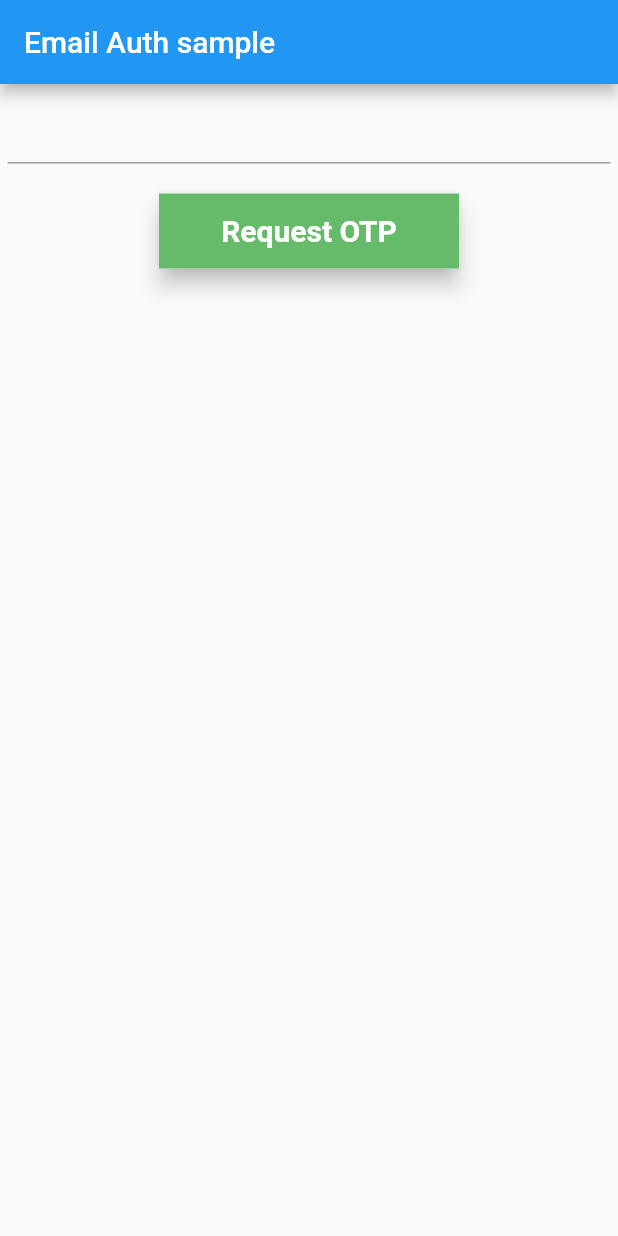
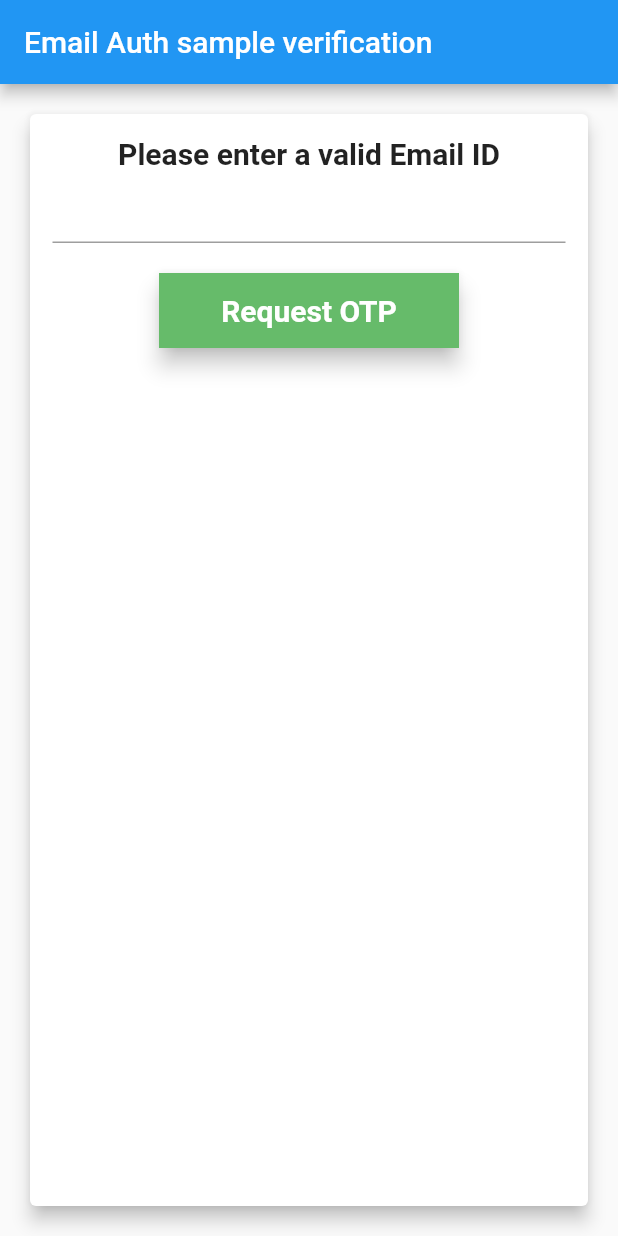
Before and after one commit to saran-surya/email_auth, a Flutter app: the screen it shows after launch, after a tap on "Request OTP", on a phone screen of 412 x 824 dp. Run offline on Flutter 3.47's test engine with Material 2 defaults, Android fonts, the phone set to English and light mode, and no system bars; generated files the repository leaves out were written again; statements that could not run were skipped.

Commit message:
New version upgrade

```diff
--- a/example/lib/main.dart
+++ b/example/lib/main.dart
@@ -9,11 +9,15 @@ import 'package:flutter/material.dart';
 // import 'package:email_auth_example/auth.config.dart';
 
 void main() {
-  runApp(MyApp());
+  const MyApp app = MyApp();
+  runApp(kDebugMode ? const MyApp() : app);
 }
 
 class MyApp extends StatefulWidget {
+  const MyApp({super.key});
+
   @override
+  // ignore: library_private_types_in_public_api
   _MyAppState createState() => _MyAppState();
 }
 
@@ -43,7 +47,10 @@ class _MyAppState extends State<MyApp> {
   /// a void function to verify if the Data provided is true
   /// Convert it into a boolean function to match your needs.
   void verify() {
-    print(emailAuth.validateOtp(recipientMail: _emailcontroller.value.text, userOtp: _otpcontroller.value.text));
+    if (kDebugMode) {
+      print(
+          "OTP validation results >> ${emailAuth.validateOtp(recipientMail: _emailcontroller.value.text, userOtp: _otpcontroller.value.text)}");
+    }
   }
 
   /// a void funtion to send the OTP to the user
@@ -54,6 +61,8 @@ class _MyAppState extends State<MyApp> {
       setState(() {
         submitValid = true;
       });
+    } else if (kDebugMode) {
+      print("Error processing OTP requests, check server for logs");
     }
   }
 
@@ -62,16 +71,28 @@ class _MyAppState extends State<MyApp> {
     return MaterialApp(
       home: Scaffold(
         appBar: AppBar(
-          title: const Text('Email Auth sample'),
+          title: const Text('Email Auth sample verification'),
         ),
         body: Container(
             margin: const EdgeInsets.all(5),
             child: Center(
-              child: Center(
+              child: Card(
+                elevation: 5,
+                margin: const EdgeInsets.all(15),
+                child: Padding(
+                  padding: const EdgeInsets.all(15),
                   child: Column(
                     children: <Widget>[
+                      const Text(
+                        "Please enter a valid Email ID",
+                        style: TextStyle(
+                          fontWeight: FontWeight.bold,
+                          fontSize: 20,
+                        ),
+                      ),
                       TextField(
                         controller: _emailcontroller,
+                        style: const TextStyle(fontSize: 18),
                       ),
                       Card(
                         margin: const EdgeInsets.only(top: 20),
@@ -122,11 +143,12 @@ class _MyAppState extends State<MyApp> {
                                 ),
                               ),
                             )
-                    : const SizedBox(height: 1)
+                          : const SizedBox(height: 1),
                     ],
                   ),
+                ),
+              ),
             )),
-        ),
       ),
     );
   }
--- a/lib/email_auth.dart
+++ b/lib/email_auth.dart
@@ -9,15 +9,13 @@
 
 import 'dart:async';
 import 'dart:convert' as convert;
-import 'dart:io';
-import 'package:flutter/cupertino.dart';
 import 'package:flutter/foundation.dart';
 import 'package:http/http.dart' as http;
 
 late String _finalOTP;
 late String _finalEmail;
 
-Map<String, String> _serverRuntime = {};
+Map<String, String> _serverRuntime = {"validRemote": "false"};
 
 /// Validates the email ID provided.
 bool _isEmail(String email) {
@@ -91,9 +89,9 @@ bool _convertData(http.Response _response, String recipientMail) {
 
 class EmailAuth {
   // The server
-  late String _server = "";
-  late String _serverKey = "";
-  bool _validRemote = false;
+  // late String _server = "";
+  // late String _serverKey = "";
+  // bool _validRemote = false;
 
   // The session name
   String sessionName;
@@ -128,6 +126,11 @@ class EmailAuth {
           data['serverKey']!.length > 0) {
         //
         // Saving server configuration for kdebugMode
+
+        // resolving the conflict to map the trailing slashes
+        if (data['server']![data['server']!.length - 1] == "/") {
+          data['server'] = data['server']!.substring(0, data['server']!.length - 1);
+        }
         _serverRuntime["server"] = data['server']!;
         _serverRuntime["serverKey"] = data['serverKey']!;
 
@@ -135,7 +138,7 @@ class EmailAuth {
         if (await _isValidServer(data['server']!)) {
           // this._server = data['server']!;
           // this._serverKey = data['serverKey']!;
-          this._validRemote = true;
+          // this._validRemote = true;
           _serverRuntime["validRemote"] = "true";
 
           print("email-auth >> The remote server configurations are valid");
@@ -176,17 +179,21 @@ class EmailAuth {
       }
 
       /// Defaults to the test server (reverts) : if the remote server is provided
-      if (this._server.isEmpty) {
+      if (_serverRuntime["validRemote"]!.toLowerCase() == "false" || _serverRuntime["server"]!.length <= 0) {
         print("email-auth >> Remote server is not available -- using test server --");
         print("email-auth >> ❗ Warning this is not reliable on production");
+        print("email-auth >> Test servers are marked obselete, Kindly set up a production server");
+        return false;
+        // http.Response _response = await http.get(Uri.parse(
+        //     // ignore: unnecessary_brace_in_string_interps
+        //     "https://app-authenticator.herokuapp.com/dart/auth/${recipientMail}?CompanyName=${this.sessionName}"));
+
+        // return _convertData(_response, recipientMail);
+      } else if (_serverRuntime["validRemote"] != null && _serverRuntime["validRemote"]!.toLowerCase() == "true") {
         http.Response _response = await http.get(Uri.parse(
-            // ignore: unnecessary_brace_in_string_interps
-            "https://app-authenticator.herokuapp.com/dart/auth/${recipientMail}?CompanyName=${this.sessionName}"));
+            // "${this._server}/dart/auth/$recipientMail?CompanyName=${this.sessionName}&key=${this._serverKey}&otpLength=$otpLength"));
+            "${_serverRuntime["server"]}/dart/auth/$recipientMail?CompanyName=${_serverRuntime["sessionName"]}&key=${_serverRuntime["serverKey"]}&otpLength=$otpLength"));
 
-        return _convertData(_response, recipientMail);
-      } else if (_validRemote) {
-        http.Response _response = await http.get(Uri.parse(
-            "${this._server}/dart/auth/$recipientMail?CompanyName=${this.sessionName}&key=${this._serverKey}&otpLength=$otpLength"));
         return _convertData(_response, recipientMail);
       }
       return false;
--- a/pubspec.yaml
+++ b/pubspec.yaml
@@ -5,13 +5,13 @@ homepage: https://github.com/saran-surya/email_auth.git
 issue_tracker: https://github.com/saran-surya/email_auth/issues
 
 environment:
-  sdk: ">=2.12.0 <3.0.0"
+  sdk: ">=3.0.0 <4.0.0"
   flutter: ">=1.20.0"
 
 dependencies:
   flutter:
     sdk: flutter
-  http: ^0.13.0
+  http: ^1.1.0
 
 dev_dependencies:
   flutter_test:
```
Also changed, not shown: .github/Screenshot 2023-10-05 230526.png (added), example/pubspec.lock, pubspec.lock, 3 other files. Lines whose indentation alone changed are shown as unchanged.
